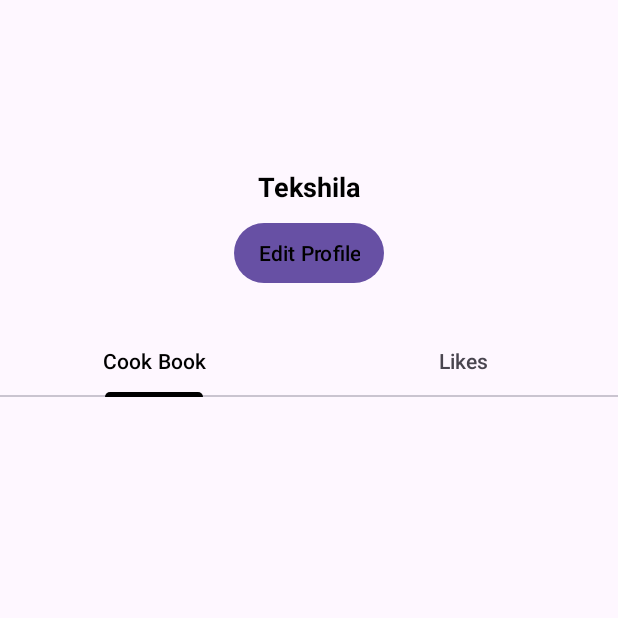
After one commit to panchaliSam/Recipeez_Y2S2_MIT, an Android app: the UserScreen screen opened directly, with no data from a screen before it, on a phone screen of 412 x 824 dp, the top half of it. The commit adds this screen. Run offline under Robolectric (Android 15) with nearby library versions, the phone set to English and light mode, and no system bars; our stand-ins replace Firebase (no records; nobody signed in at launch, a user with empty details on screens opened directly).

Commit message:
user screen fundamental changes completed

```diff
--- a/app/src/main/AndroidManifest.xml
+++ b/app/src/main/AndroidManifest.xml
@@ -16,6 +16,9 @@
         android:supportsRtl="true"
         android:theme="@style/Theme.Recipeez"
         tools:targetApi="31">
+        <activity
+            android:name=".view.activities.UserScreen"
+            android:exported="false" />
         <activity
             android:name=".view.activities.SaveScreen"
             android:exported="false" />
--- a/app/src/main/java/com/example/recipeez/view/activities/LoginScreen.kt
+++ b/app/src/main/java/com/example/recipeez/view/activities/LoginScreen.kt
@@ -33,7 +33,7 @@ class LoginScreen : AppCompatActivity() {
             if (email.isNotEmpty() && pass.isNotEmpty()) {
                 firebaseAuth.signInWithEmailAndPassword(email, pass).addOnCompleteListener {
                     if (it.isSuccessful) {
-                        val intent = Intent(this, SaveScreen::class.java)
+                        val intent = Intent(this, UserScreen::class.java)
                         startActivity(intent)
                     } else {
                         Toast.makeText(this, it.exception.toString(), Toast.LENGTH_SHORT).show()
--- /dev/null
+++ b/app/src/main/java/com/example/recipeez/view/activities/UserScreen.kt
@@ -0,0 +1,279 @@
+package com.example.recipeez.view.activities
+
+import android.os.Bundle
+import android.view.View
+import android.widget.ImageView
+import android.widget.LinearLayout
+import android.widget.Toast
+import androidx.activity.enableEdgeToEdge
+import androidx.appcompat.app.AppCompatActivity
+import androidx.core.view.ViewCompat
+import androidx.core.view.WindowInsetsCompat
+import com.bumptech.glide.Glide
+import com.example.recipeez.R
+import com.google.android.material.tabs.TabLayout
+import com.google.firebase.auth.FirebaseAuth
+import com.google.firebase.database.DataSnapshot
+import com.google.firebase.database.DatabaseError
+import com.google.firebase.database.DatabaseReference
+import com.google.firebase.database.FirebaseDatabase
+import com.google.firebase.database.ValueEventListener
+private lateinit var usersRef: DatabaseReference
+private lateinit var containerCookBook: LinearLayout
+private lateinit var containerRecipe: LinearLayout
+private lateinit var firebaseAuth: FirebaseAuth
+private lateinit var firebaseDatabase: FirebaseDatabase
+private lateinit var tabs: TabLayout
+private var recipeDataList = ArrayList<Triple<String, String, String>>()
+class UserScreen : AppCompatActivity() {
+    override fun onCreate(savedInstanceState: Bundle?) {
+        super.onCreate(savedInstanceState)
+        enableEdgeToEdge()
+        setContentView(R.layout.activity_user_screen)
+// Initialize Firebase Auth and Database
+        firebaseAuth = FirebaseAuth.getInstance()
+        firebaseDatabase = FirebaseDatabase.getInstance()
+        usersRef = FirebaseDatabase.getInstance().reference.child("users")
+
+        // Reference to the LinearLayout containerCookBook
+        containerCookBook = findViewById(R.id.containerCookBook)
+
+        containerRecipe = findViewById(R.id.containerRecipe)
+
+        tabs = findViewById(R.id.tabLayout)
+
+        // Get the current user's ID (Assuming user is already authenticated)
+        val currentUserId = firebaseAuth.currentUser?.uid
+
+        if (currentUserId != null) {
+            fetchUserRecipes(currentUserId)
+            loadLikedRecipes(currentUserId)
+        } else {
+            Toast.makeText(this, "User not logged in!", Toast.LENGTH_SHORT).show()
+        }
+        tabs.addOnTabSelectedListener(object : TabLayout.OnTabSelectedListener {
+            override fun onTabSelected(tab: TabLayout.Tab) {
+                when (tab.position) {
+                    0 -> {
+                        containerCookBook.visibility = View.VISIBLE
+                        containerRecipe.visibility = View.GONE
+                    }
+
+                    1 -> {
+                        containerCookBook.visibility = View.GONE
+                        containerRecipe.visibility = View.VISIBLE
+                    }
+                }
+            }
+
+            override fun onTabUnselected(tab: TabLayout.Tab) {}
+            override fun onTabReselected(tab: TabLayout.Tab) {}
+        })
+    }
+
+    private fun loadLikedRecipes(userId: String) {
+        // Access the savedRecipes under the userId
+        usersRef.child(userId).child("likedRecipes")
+            .addListenerForSingleValueEvent(object : ValueEventListener {
+                override fun onDataChange(snapshot: DataSnapshot) {
+                    if (snapshot.exists()) {
+                        // Clear previous data
+                        recipeDataList.clear()
+
+                        // Iterate through saved recipes and retrieve data from "recipes" table
+                        for (recipeSnapshot in snapshot.children) {
+                            val recipeId = recipeSnapshot.value as? String
+
+                            recipeId?.let {
+                                // Fetch the recipe data (including name and image URL) from the "recipes" table
+                                val recipeRef =
+                                    FirebaseDatabase.getInstance().getReference("recipes")
+                                        .child(recipeId)
+                                recipeRef.addListenerForSingleValueEvent(object :
+                                    ValueEventListener {
+                                    override fun onDataChange(recipeSnapshot: DataSnapshot) {
+                                        val recipeName =
+                                            recipeSnapshot.child("name").value as? String
+                                                ?: "Unknown Recipe"
+                                        val imageUrl =
+                                            recipeSnapshot.child("imageUrl").value as? String ?: ""
+
+                                        // Store the data in the recipeDataList as a Triple
+                                        recipeDataList.add(Triple(recipeId, recipeName, imageUrl))
+
+                                        // After adding the data, call displaySavedRecipes with the updated list
+                                        displaySavedRecipes(recipeDataList)
+                                    }
+
+                                    override fun onCancelled(error: DatabaseError) {
+                                        Toast.makeText(
+                                            this@UserScreen,
+                                            "Failed to load recipe data",
+                                            Toast.LENGTH_SHORT
+                                        ).show()
+                                    }
+                                })
+                            }
+                        }
+                    } else {
+                        Toast.makeText(
+                            this@UserScreen,
+                            "No saved recipes found",
+                            Toast.LENGTH_SHORT
+                        ).show()
+                    }
+                }
+
+                override fun onCancelled(error: DatabaseError) {
+                    Toast.makeText(
+                        this@UserScreen,
+                        "Failed to load saved recipes",
+                        Toast.LENGTH_SHORT
+                    ).show()
+                }
+            })
+    }
+
+
+    private fun fetchUserRecipes(userId: String) {
+        val recipeRef = firebaseDatabase.getReference("recipes")
+
+        // Query to fetch all recipes for the current user
+        val query = recipeRef.orderByChild("userId").equalTo(userId)
+
+        query.addListenerForSingleValueEvent(object : ValueEventListener {
+            override fun onDataChange(dataSnapshot: DataSnapshot) {
+                // Iterate through the recipes
+                for (recipeSnapshot in dataSnapshot.children) {
+                    val imageUrl = recipeSnapshot.child("imageUrl").getValue(String::class.java)
+
+                    // Check if imageUrl is not null, then display it
+                    if (imageUrl != null) {
+                        displayRecipeImage(imageUrl)
+                    } else {
+                        Toast.makeText(this@UserScreen, "No image URL found", Toast.LENGTH_SHORT)
+                            .show()
+                    }
+                }
+            }
+
+            override fun onCancelled(databaseError: DatabaseError) {
+                Toast.makeText(
+                    this@UserScreen,
+                    "Error: ${databaseError.message}",
+                    Toast.LENGTH_SHORT
+                ).show()
+            }
+        })
+    }
+
+    // Function to dynamically create and display recipe images
+    private fun displayRecipeImage(imageUrl: String) {
+        // Variable to keep track of current row
+        var currentRowLayout: LinearLayout? = null
+        var imageCounter = 0
+        if (imageCounter % 3 == 0) {
+            // Create a new horizontal LinearLayout for the row
+            currentRowLayout = LinearLayout(this)
+            currentRowLayout!!.orientation = LinearLayout.HORIZONTAL
+
+            // Set layout parameters for the new row (match parent width, wrap content height)
+            currentRowLayout!!.layoutParams = LinearLayout.LayoutParams(
+                LinearLayout.LayoutParams.MATCH_PARENT,
+                LinearLayout.LayoutParams.WRAP_CONTENT
+            )
+
+            // Add the new row to the containerCookBook
+            containerCookBook.addView(currentRowLayout)
+        }
+
+        // Create ImageView dynamically
+        val imageView = ImageView(this)
+        imageView.layoutParams = LinearLayout.LayoutParams(
+            0,  // Width is set to 0 because weight will be used to divide space equally
+            300,  // Height can be adjusted based on your design
+            1f  // Weight of 1 to equally distribute the images in a row
+        )
+        imageView.scaleType = ImageView.ScaleType.CENTER_CROP
+
+        // Load the image using Glide
+        Glide.with(this)
+            .load(imageUrl)
+            .into(imageView)
+
+        // Add the ImageView to the current row layout
+        currentRowLayout?.addView(imageView)
+
+        // Increment the image counter
+        imageCounter++
+    }
+
+    private fun displaySavedRecipes(recipeDataList: ArrayList<Triple<String, String, String>>) {
+        // Remove all previous views in the recipeLinearLayout
+        containerRecipe.removeAllViews()
+
+        // Loop through the recipeDataList and create rows dynamically
+        for (i in recipeDataList.indices step 3) {
+            // Create a new horizontal LinearLayout for each row
+            val rowLayout = LinearLayout(this).apply {
+                orientation = LinearLayout.HORIZONTAL
+                layoutParams = LinearLayout.LayoutParams(
+                    LinearLayout.LayoutParams.MATCH_PARENT,
+                    LinearLayout.LayoutParams.WRAP_CONTENT
+                ).apply {
+                    setMargins(0, 0, 0, 0) // Margin between rows
+                }
+            }
+
+            // Add up to 3 ImageViews to the rowLayout
+            for (j in 0 until 3) {
+                if (i + j < recipeDataList.size) {
+                    val (recipeId, recipeName, imageUrl) = recipeDataList[i + j]
+
+                    // Create ImageView for each recipe
+                    val imageView = ImageView(this).apply {
+                        layoutParams = LinearLayout.LayoutParams(
+                            0, // Set width to 0 to use weight for equal distribution
+                            300 // Fixed height for the images
+                        ).apply {
+                            weight = 1f // Each ImageView takes equal weight
+                            setMargins(8, 8, 8, 8) // Margin between images
+                        }
+                        adjustViewBounds = true
+                        scaleType = ImageView.ScaleType.CENTER_CROP
+                    }
+
+                    // Load the image using Glide
+                    Glide.with(this)
+                        .load(imageUrl)
+                        .centerCrop()
+                        .into(imageView)
+
+                    // Set click listener for the image
+                    imageView.setOnClickListener {
+                        Toast.makeText(this, "Selected Recipe: $recipeName", Toast.LENGTH_SHORT)
+                            .show()
+                        // Handle image click events, e.g., open recipe details
+                    }
+
+                    // Add the ImageView to the rowLayout
+                    rowLayout.addView(imageView)
+                } else {
+                    // Add empty space for missing items to keep 3 items per row
+                    val emptyView = View(this).apply {
+                        layoutParams = LinearLayout.LayoutParams(
+                            0,
+                            300 // Same height as ImageView to maintain consistency
+                        ).apply {
+                            weight = 1f // Equal space as ImageView
+                        }
+                    }
+                    rowLayout.addView(emptyView)
+                }
+            }
+
+            // Add the rowLayout to the recipeLinearLayout
+            containerRecipe.addView(rowLayout)
+        }
+    }
+}
--- a/app/src/main/res/layout/activity_save_screen.xml
+++ b/app/src/main/res/layout/activity_save_screen.xml
@@ -24,7 +24,7 @@
         android:layout_marginEnd="8dp"
         android:entries="@array/cuisine_array"
         android:spinnerMode="dropdown"
-        app:layout_constraintEnd_toStartOf="@+id/vegNonVegSpinner"
+        app:layout_constraintEnd_toStartOf="@+id/sortByFoodTypeSpinner"
         app:layout_constraintHorizontal_chainStyle="spread_inside"
         app:layout_constraintStart_toStartOf="parent"
         app:layout_constraintTop_toBottomOf="@+id/profileicon" />
--- /dev/null
+++ b/app/src/main/res/layout/activity_user_screen.xml
@@ -0,0 +1,147 @@
+<?xml version="1.0" encoding="utf-8"?>
+<androidx.constraintlayout.widget.ConstraintLayout xmlns:android="http://schemas.android.com/apk/res/android"
+    xmlns:app="http://schemas.android.com/apk/res-auto"
+    xmlns:tools="http://schemas.android.com/tools"
+    android:id="@+id/main"
+    android:layout_width="match_parent"
+    android:layout_height="match_parent"
+    tools:context=".view.activities.UserScreen">
+    <ImageView
+        android:id="@+id/profileImage"
+        android:layout_width="80dp"
+        android:layout_height="80dp"
+        android:layout_marginTop="24dp"
+        android:layout_marginStart="16dp"
+    android:layout_gravity="center_horizontal"
+    android:scaleType="centerCrop"
+    app:layout_constraintTop_toTopOf="parent"
+    app:layout_constraintStart_toStartOf="parent"
+    app:layout_constraintEnd_toEndOf="parent" />
+
+    <!-- Profile Name -->
+    <TextView
+        android:id="@+id/profileName"
+        android:layout_width="wrap_content"
+        android:layout_height="wrap_content"
+        android:text="Tekshila"
+        android:textStyle="bold"
+        android:textSize="18sp"
+        android:textColor="@color/black"
+        app:layout_constraintTop_toBottomOf="@id/profileImage"
+        app:layout_constraintStart_toStartOf="parent"
+        app:layout_constraintEnd_toEndOf="parent"
+        android:layout_marginTop="8dp"/>
+
+    <!-- Edit Profile Button -->
+    <Button
+        android:id="@+id/btnEditProfile"
+        android:layout_width="wrap_content"
+        android:layout_height="wrap_content"
+        android:text="Edit Profile"
+        android:textColor="@color/black"
+        app:layout_constraintTop_toBottomOf="@id/profileName"
+        app:layout_constraintStart_toStartOf="parent"
+        app:layout_constraintEnd_toEndOf="parent"
+        android:layout_marginTop="8dp"
+        android:paddingStart="16dp"
+        android:paddingEnd="16dp"
+        android:paddingTop="8dp"
+        android:paddingBottom="8dp"
+        android:elevation="4dp"/>
+
+    <!-- Tab Layout for Cook Book and Recipe -->
+    <com.google.android.material.tabs.TabLayout
+        android:id="@+id/tabLayout"
+        android:layout_width="0dp"
+        android:layout_height="wrap_content"
+        android:layout_marginTop="24dp"
+        app:tabMode="fixed"
+        app:tabIndicatorColor="@color/black"
+        app:tabSelectedTextColor="@color/black"
+        app:layout_constraintTop_toBottomOf="@id/btnEditProfile"
+        app:layout_constraintStart_toStartOf="parent"
+        app:layout_constraintEnd_toEndOf="parent">
+
+        <com.google.android.material.tabs.TabItem
+            android:layout_width="wrap_content"
+            android:layout_height="wrap_content"
+            android:text="Cook Book" />
+
+        <com.google.android.material.tabs.TabItem
+            android:layout_width="wrap_content"
+            android:layout_height="wrap_content"
+            android:text="Likes" />
+    </com.google.android.material.tabs.TabLayout>
+
+    <!-- ScrollView for Cook Book and Recipe sections -->
+    <ScrollView
+        android:id="@+id/scrollView"
+        android:layout_width="0dp"
+        android:layout_height="0dp"
+        app:layout_constraintTop_toBottomOf="@id/tabLayout"
+        app:layout_constraintStart_toStartOf="parent"
+        app:layout_constraintEnd_toEndOf="parent"
+        app:layout_constraintBottom_toBottomOf="parent">
+
+        <LinearLayout
+            android:id="@+id/container"
+            android:layout_width="match_parent"
+            android:layout_height="wrap_content"
+            android:orientation="vertical"
+            android:padding="16dp">
+
+            <!-- Container for Cook Book -->
+            <LinearLayout
+                android:id="@+id/containerCookBook"
+                android:layout_width="match_parent"
+                android:layout_height="wrap_content"
+                android:orientation="vertical"
+                android:layout_marginBottom="16dp">
+
+                <TextView
+                    android:id="@+id/cookBookLabel"
+                    android:layout_width="wrap_content"
+                    android:layout_height="wrap_content"
+                    android:textSize="20sp"
+                    android:textStyle="bold"
+                    android:textColor="@color/black" />
+
+                <!-- Add recipe items dynamically inside this LinearLayout -->
+                <LinearLayout
+                    android:id="@+id/cookBookItems"
+                    android:layout_width="match_parent"
+                    android:layout_height="wrap_content"
+                    android:orientation="vertical" />
+
+            </LinearLayout>
+
+            <!-- Container for Recipe -->
+            <LinearLayout
+                android:id="@+id/containerRecipe"
+                android:layout_width="match_parent"
+                android:layout_height="wrap_content"
+                android:orientation="vertical"
+                android:visibility="gone"
+                >
+
+                <TextView
+                    android:id="@+id/recipeLabel"
+                    android:layout_width="wrap_content"
+                    android:layout_height="wrap_content"
+                    android:textSize="20sp"
+                    android:textStyle="bold"
+                    android:textColor="@color/black" />
+
+                <!-- Add recipe items dynamically inside this LinearLayout -->
+                <LinearLayout
+                    android:id="@+id/recipeItems"
+                    android:layout_width="match_parent"
+                    android:layout_height="wrap_content"
+                    android:orientation="vertical" />
+
+            </LinearLayout>
+
+        </LinearLayout>
+    </ScrollView>
+
+</androidx.constraintlayout.widget.ConstraintLayout>
```
Also changed, not shown: app/src/main/java/com/example/recipeez/view/activities/RecipieScreen.kt (+113 -2 lines), 6 other files.
